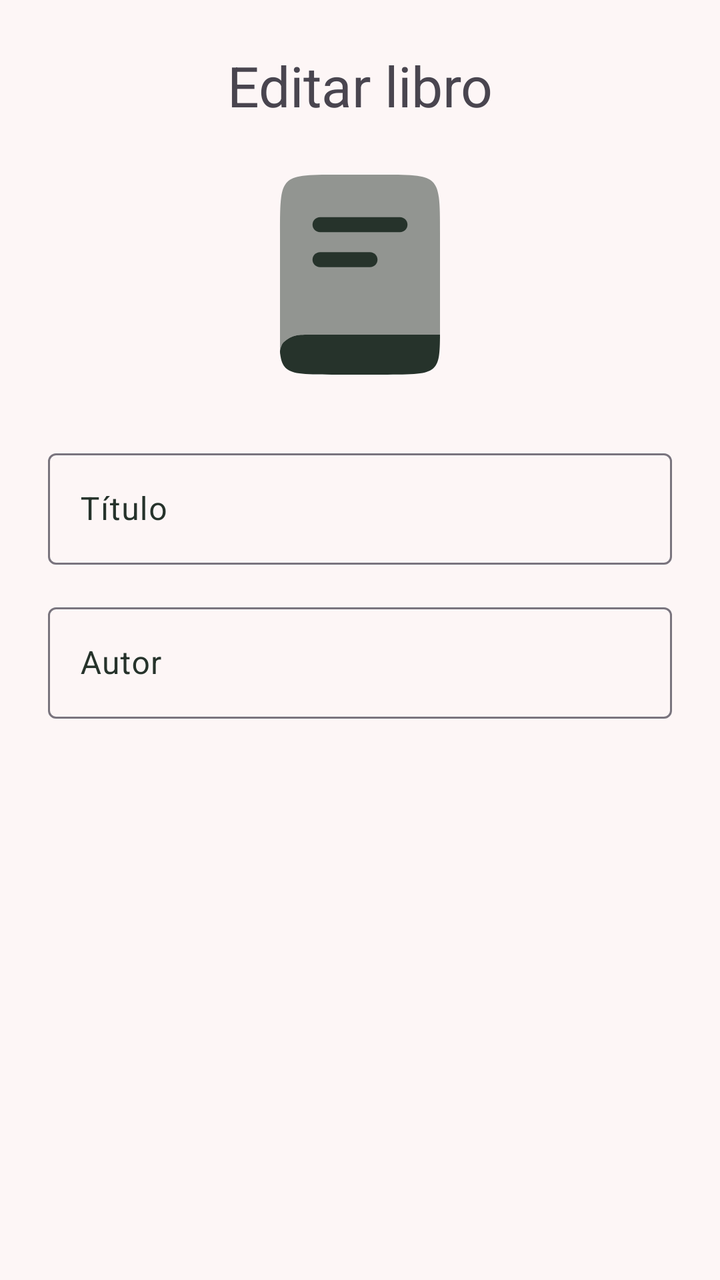
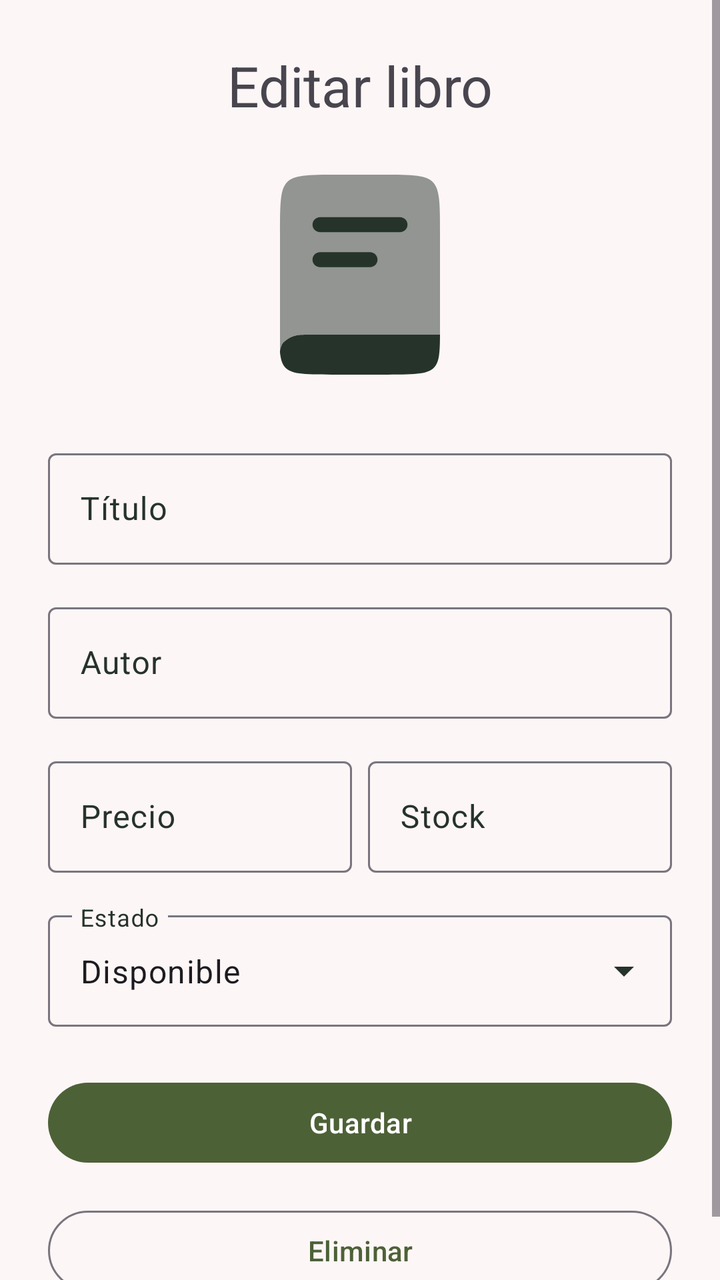

An Android layout rendered at two revisions. The XML below is the earlier revision; the diff shows what the commit changed to produce the second picture.
<!-- AndroidManifest.xml: application theme Theme.MyApplication -->
<!-- res/layout/activity_book_edit.xml -->
<?xml version="1.0" encoding="utf-8"?>
<ScrollView xmlns:android="http://schemas.android.com/apk/res/android"
    xmlns:app="http://schemas.android.com/apk/res-auto"
    xmlns:tools="http://schemas.android.com/tools"
    android:id="@+id/main"
    android:layout_width="match_parent"
    android:layout_height="match_parent"
    tools:context=".BookEditActivity">

    <LinearLayout
        android:layout_width="match_parent"
        android:layout_height="wrap_content"
        android:orientation="vertical"
        android:padding="24dp"
        >

        <TextView
            android:layout_width="match_parent"
            android:layout_height="wrap_content"
            android:text="@string/edit_book_title"
            android:textSize="28sp"
            android:gravity="center"
            android:layout_marginBottom="16dp"
            />

        <ImageView
            android:layout_width="120dp"
            android:layout_height="120dp"
            android:src="@drawable/ic_book_cover"
            app:tint="@color/text"
            android:contentDescription="@string/book_cover_description"
            android:layout_gravity="center_horizontal"
            android:layout_marginBottom="24dp"/>

        <com.google.android.material.textfield.TextInputLayout
            android:layout_width="match_parent"
            android:layout_height="wrap_content"
            android:hint="@string/book_title_hint"
            android:layout_marginBottom="16dp"
            >


            <com.google.android.material.textfield.TextInputEditText
                android:layout_width="match_parent"
                android:layout_height="wrap_content"
                android:inputType="textCapWords"/>


        </com.google.android.material.textfield.TextInputLayout>

        <com.google.android.material.textfield.TextInputLayout
            android:layout_width="match_parent"
            android:layout_height="wrap_content"
            android:hint="@string/book_author_hint"
            android:layout_marginBottom="16dp"
            >


            <com.google.android.material.textfield.TextInputEditText
                android:layout_width="match_parent"
                android:layout_height="wrap_content"
                android:inputType="textCapWords"/>


        </com.google.android.material.textfield.TextInputLayout>



    </LinearLayout>


</ScrollView>
<!-- resources referenced by this layout -->
<resources>
  <color name="text">#26332B</color>
  <!-- drawable ic_book_cover (drawable) -->
  <vector xmlns:android="http://schemas.android.com/apk/res/android"
      android:width="800dp"
      android:height="800dp"
      android:viewportWidth="24"
      android:viewportHeight="24">
    <path
        android:pathData="M7.426,18H20C19.997,18.93 19.978,19.623 19.887,20.171C19.777,20.823 19.577,21.168 19.271,21.414C18.964,21.66 18.534,21.821 17.721,21.908C16.884,21.999 15.775,22 14.185,22H9.755C8.165,22 7.056,21.999 6.219,21.908C5.406,21.821 4.976,21.66 4.669,21.414C4.363,21.168 4.163,20.823 4.053,20.171C4.045,20.122 4.038,20.071 4.031,20.02C3.99,19.729 3.97,19.583 4.097,19.24C4.224,18.896 4.278,18.843 4.388,18.735C4.714,18.415 5.16,18.178 5.673,18.068C5.964,18.006 6.342,18 7.426,18Z"
        android:fillColor="#1C274D"/>
    <path
        android:pathData="M4.727,2.733C5.033,2.425 5.461,2.225 6.271,2.115C7.105,2.002 8.209,2 9.793,2H14.207C15.791,2 16.896,2.002 17.729,2.115C18.539,2.225 18.967,2.425 19.273,2.733C19.578,3.041 19.777,3.474 19.886,4.29C19.998,5.131 20,6.245 20,7.842L20,18H7.426C6.342,18 5.964,18.006 5.673,18.068C5.16,18.178 4.714,18.415 4.388,18.735C4.278,18.843 4.224,18.896 4.097,19.24C4.024,19.437 4,19.569 4,19.7V7.842C4,6.245 4.002,5.131 4.114,4.29C4.223,3.474 4.422,3.041 4.727,2.733Z"
        android:strokeAlpha="0.5"
        android:fillColor="#1C274D"
        android:fillAlpha="0.5"/>
    <path
        android:pathData="M7.25,7C7.25,6.586 7.586,6.25 8,6.25H16C16.414,6.25 16.75,6.586 16.75,7C16.75,7.414 16.414,7.75 16,7.75H8C7.586,7.75 7.25,7.414 7.25,7Z"
        android:fillColor="#1C274D"/>
    <path
        android:pathData="M8,9.75C7.586,9.75 7.25,10.086 7.25,10.5C7.25,10.914 7.586,11.25 8,11.25H13C13.414,11.25 13.75,10.914 13.75,10.5C13.75,10.086 13.414,9.75 13,9.75H8Z"
        android:fillColor="#1C274D"/>
  </vector>
  <string name="book_author_hint"> Autor </string>
  <string name="book_cover_description">Portada del libro</string>
  <string name="book_title_hint">Título</string>
  <string name="edit_book_title">Editar libro</string>
  <style name="Theme.MyApplication" parent="Base.Theme.MyApplication" />
  <style name="Base.Theme.MyApplication" parent="Theme.Material3.DayNight.NoActionBar">
          <item name="colorPrimary">@color/main_color</item>
          <item name="colorOnPrimary">@color/white</item>
          <item name="colorSecondary">@color/secondary_color</item>
          <item name="colorOnSecondary">@color/black</item>
          <item name="android:colorBackground">@color/background_color</item>
          <item name="colorOnBackground">@color/text</item>
          <item name="colorOnSurfaceVariant">@color/text</item>
  
      </style>
  <color name="main_color">#4D6137</color>
  <color name="white">#FFFFFFFF</color>
  <color name="secondary_color">#83A46D</color>
  <color name="black">#FF000000</color>
  <color name="background_color">#FDF6F6</color>
</resources>

<!-- the commit's change to res/layout/activity_book_edit.xml (unified diff, before → after) -->
@@ -65,6 +65,72 @@
         </com.google.android.material.textfield.TextInputLayout>
 
 
+        <LinearLayout
+            android:layout_width="match_parent"
+            android:layout_height="wrap_content"
+            android:orientation="horizontal"
+            android:layout_marginBottom="16dp">
+            <com.google.android.material.textfield.TextInputLayout
+                android:layout_width="0dp"
+                android:layout_height="wrap_content"
+                android:layout_weight="1"
+                android:hint="@string/book_price_hint"
+                android:layout_marginEnd="8dp">
+
+                <com.google.android.material.textfield.TextInputEditText
+                    android:layout_width="match_parent"
+                    android:layout_height="wrap_content"
+                    android:inputType="numberDecimal"/>
+
+            </com.google.android.material.textfield.TextInputLayout>
+
+            <com.google.android.material.textfield.TextInputLayout
+                android:layout_width="0dp"
+                android:layout_height="wrap_content"
+                android:layout_weight="1"
+                android:hint="@string/book_stock_hint"
+              >
+
+                <com.google.android.material.textfield.TextInputEditText
+                    android:layout_width="match_parent"
+                    android:layout_height="wrap_content"
+                    android:inputType="number"/>
+
+            </com.google.android.material.textfield.TextInputLayout>
+
+
+        </LinearLayout>
+
+
+        <com.google.android.material.textfield.TextInputLayout
+            android:layout_width="match_parent"
+            android:layout_height="wrap_content"
+            style="@style/Widget.Material3.TextInputLayout.OutlinedBox.ExposedDropdownMenu"
+            android:hint="@string/book_status_hint"
+            android:layout_marginBottom="24dp">
+
+            <com.google.android.material.textfield.MaterialAutoCompleteTextView
+                android:layout_width="match_parent"
+                android:layout_height="wrap_content"
+                android:inputType="none"
+                app:simpleItems="@array/book_statuses"
+                android:text="@string/book_status_default"/>
+
+
+        </com.google.android.material.textfield.TextInputLayout>
+
+        <Button
+            android:id="@+id/saveButton"
+            android:layout_width="match_parent"
+            android:layout_height="wrap_content"
+            android:text="@string/save_button"
+            android:layout_marginBottom="16dp"/>
+
+        <Button
+            android:layout_width="match_parent"
+            android:layout_height="wrap_content"
+            android:text="@string/delete_button"
+            style="@style/Widget.Material3.Button.OutlinedButton"/>
 
     </LinearLayout>
 
<!-- resource entries referenced after the edit -->
@@ -1,5 +1,6 @@
 <!-- resources referenced by this layout -->
 <resources>
+  <string-array name="book_statuses">Disponible, Vendido</string-array>
   <color name="text">#26332B</color>
   <!-- drawable ic_book_cover (drawable) -->
   <vector xmlns:android="http://schemas.android.com/apk/res/android"
@@ -24,8 +25,14 @@
   </vector>
   <string name="book_author_hint"> Autor </string>
   <string name="book_cover_description">Portada del libro</string>
+  <string name="book_price_hint"> Precio</string>
+  <string name="book_status_default">Disponible</string>
+  <string name="book_status_hint">Estado</string>
+  <string name="book_stock_hint">Stock</string>
   <string name="book_title_hint">Título</string>
+  <string name="delete_button">Eliminar</string>
   <string name="edit_book_title">Editar libro</string>
+  <string name="save_button">Guardar</string>
   <style name="Theme.MyApplication" parent="Base.Theme.MyApplication" />
   <style name="Base.Theme.MyApplication" parent="Theme.Material3.DayNight.NoActionBar">
           <item name="colorPrimary">@color/main_color</item>
